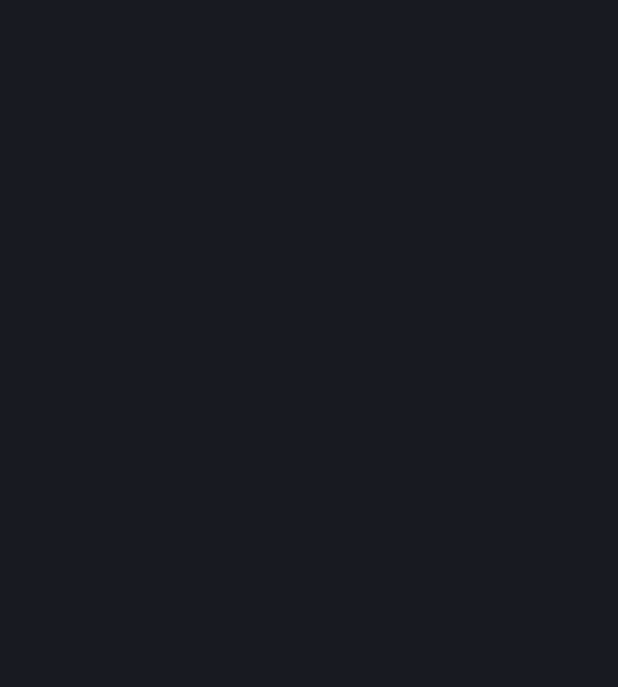
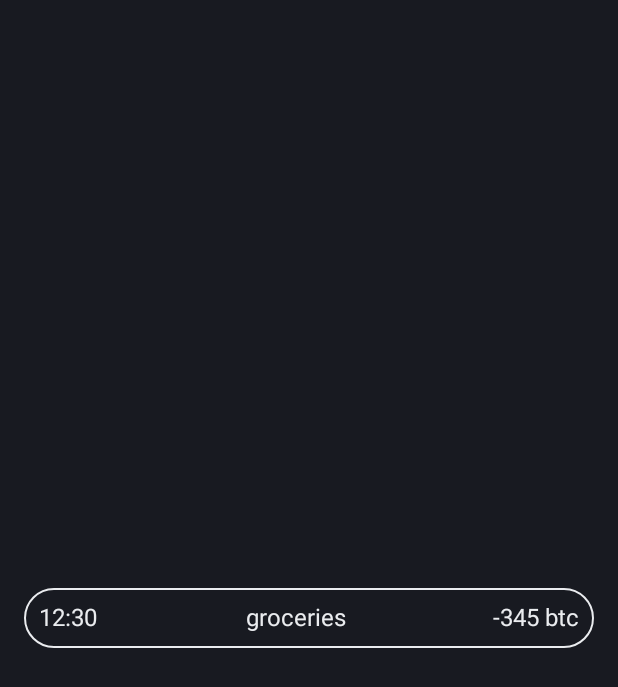
Before and after one commit to alexeosss/TestTaskForObrio, an Android app built with Jetpack Compose: the screen it shows after launch (MainActivity), on a phone screen of 412 x 824 dp. Before the commit the part shown is empty. Shown: the top 687 px of the screen. Run offline under Robolectric (Android 15) with nearby library versions, the phone set to English and light mode, and no system bars; our stand-ins replace Dagger/Hilt's generated code.

Commit message:
add TransactionHistoryComponent

```diff
--- a/app/src/main/java/com/project9x/testtaskforobrio/presentation/MainActivity.kt
+++ b/app/src/main/java/com/project9x/testtaskforobrio/presentation/MainActivity.kt
@@ -11,6 +11,7 @@ import androidx.compose.ui.Alignment
 import androidx.compose.ui.Modifier
 import com.project9x.testtaskforobrio.presentation.components.ButtonWithText
 import com.project9x.testtaskforobrio.presentation.components.ExchangeRateCard
+import com.project9x.testtaskforobrio.presentation.components.TransactionHistoryComponent
 import com.project9x.testtaskforobrio.presentation.ui.theme.AppTheme
 import com.project9x.testtaskforobrio.presentation.ui.theme.TestTaskTheme
 
@@ -24,6 +25,7 @@ class MainActivity : ComponentActivity() {
                     .fillMaxSize()
                     .background(AppTheme.colors.backgroundColor), contentAlignment = Alignment.Center){
 
+                    TransactionHistoryComponent(time = "12:30", topic = "groceries", amount = "-345 btc")
                 }
             }
         }
--- a/app/src/main/java/com/project9x/testtaskforobrio/presentation/components/TransactionHistoryComponent.kt
+++ b/app/src/main/java/com/project9x/testtaskforobrio/presentation/components/TransactionHistoryComponent.kt
@@ -1,9 +1,65 @@
 package com.project9x.testtaskforobrio.presentation.components
 
 import android.view.SurfaceControl.Transaction
+import androidx.compose.foundation.BorderStroke
+import androidx.compose.foundation.layout.Arrangement
+import androidx.compose.foundation.layout.Row
+import androidx.compose.foundation.layout.defaultMinSize
+import androidx.compose.foundation.layout.fillMaxWidth
+import androidx.compose.foundation.layout.padding
+import androidx.compose.foundation.layout.size
+import androidx.compose.foundation.shape.RoundedCornerShape
+import androidx.compose.material3.Card
+import androidx.compose.material3.CardDefaults
+import androidx.compose.material3.Divider
+import androidx.compose.material3.Text
 import androidx.compose.runtime.Composable
+import androidx.compose.ui.Alignment
+import androidx.compose.ui.Modifier
+import androidx.compose.ui.text.style.TextAlign
+import androidx.compose.ui.unit.dp
+import com.project9x.testtaskforobrio.presentation.ui.theme.AppTheme
+import com.project9x.testtaskforobrio.presentation.ui.theme.AppTheme.colors
+import java.time.temporal.TemporalAmount
 
 @Composable
-fun TransactionHistoryComponent(){
+fun TransactionHistoryComponent(time: String, topic: String, amount: String) {
+
+    Card(
+        modifier = Modifier.padding(vertical = 10.dp, horizontal = 16.dp),
+        colors = CardDefaults.cardColors(containerColor = AppTheme.colors.backgroundColor),
+        border = BorderStroke(1.dp, AppTheme.colors.secondaryContentColor),
+        shape = RoundedCornerShape(20.dp)
+    ) {
+        Row(
+            modifier = Modifier
+                .fillMaxWidth().defaultMinSize(minHeight = 40.dp)
+                .padding(horizontal = 10.dp),
+            verticalAlignment = Alignment.CenterVertically,
+            horizontalArrangement = Arrangement.SpaceBetween
+        ) {
+            Text(
+                text = time,
+                style = AppTheme.typography.h3,
+                color = AppTheme.colors.secondaryContentColor,
+                textAlign = TextAlign.Center
+            )
+
+            Text(
+                text = topic,
+                style = AppTheme.typography.h3,
+                color = AppTheme.colors.secondaryContentColor,
+                textAlign = TextAlign.Center
+            )
+
+            Text(
+                text = amount,
+                style = AppTheme.typography.h3,
+                color = AppTheme.colors.secondaryContentColor,
+                textAlign = TextAlign.Center
+            )
+
+        }
+    }
 
 }
```
